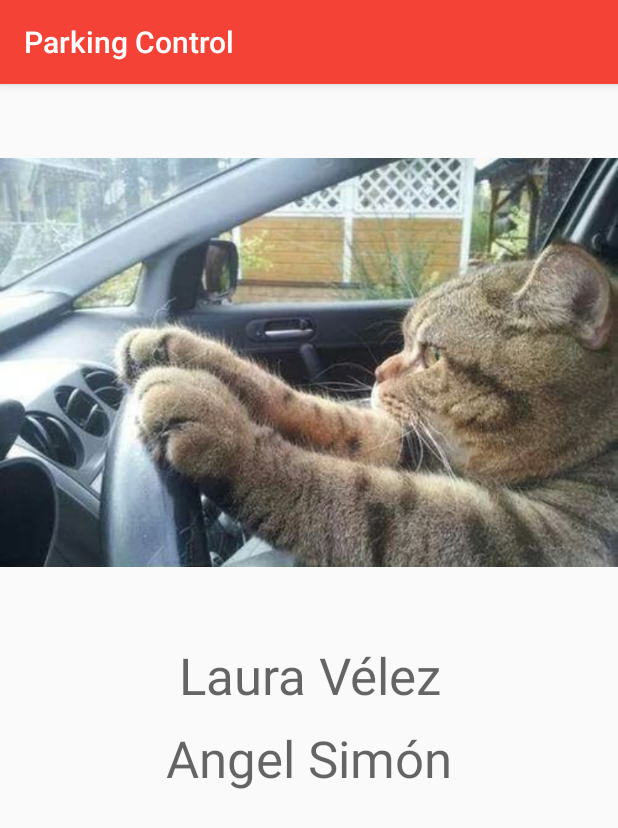
After one commit to angelsimon/PAII-TP3, an Android app: the fragment CreditosFragment shown on its own in the app's theme, on a phone screen of 412 x 824 dp. The commit adds this screen. Shown: the top 828 px of the screen. Run offline under Robolectric (Android 15) with nearby library versions, the phone set to English and light mode, and no system bars.

Commit message:
Créditos Fragment

```diff
--- a/app/src/main/java/com/grupo06/tp03/AppActivity.java
+++ b/app/src/main/java/com/grupo06/tp03/AppActivity.java
@@ -53,7 +53,7 @@ public class AppActivity extends AppCompatActivity {
         // Passing each menu ID as a set of Ids because each
         // menu should be considered as top level destinations.
         mAppBarConfiguration = new AppBarConfiguration.Builder(
-                R.id.nav_estacionamientos, R.id.nav_micuenta)
+                R.id.nav_estacionamientos, R.id.nav_micuenta, R.id.nav_creditos)
                 .setDrawerLayout(drawer)
                 .build();
         NavController navController = Navigation.findNavController(this, R.id.nav_host_fragment);
--- /dev/null
+++ b/app/src/main/java/com/grupo06/tp03/ui/creditos/CreditosFragment.java
@@ -0,0 +1,66 @@
+package com.grupo06.tp03.ui.creditos;
+
+import android.os.Bundle;
+
+import androidx.fragment.app.Fragment;
+
+import android.view.LayoutInflater;
+import android.view.View;
+import android.view.ViewGroup;
+
+import com.grupo06.tp03.R;
+
+/**
+ * A simple {@link Fragment} subclass.
+ * Use the {@link CreditosFragment#newInstance} factory method to
+ * create an instance of this fragment.
+ */
+public class CreditosFragment extends Fragment {
+
+    // TODO: Rename parameter arguments, choose names that match
+    // the fragment initialization parameters, e.g. ARG_ITEM_NUMBER
+    private static final String ARG_PARAM1 = "param1";
+    private static final String ARG_PARAM2 = "param2";
+
+    // TODO: Rename and change types of parameters
+    private String mParam1;
+    private String mParam2;
+
+    public CreditosFragment() {
+        // Required empty public constructor
+    }
+
+    /**
+     * Use this factory method to create a new instance of
+     * this fragment using the provided parameters.
+     *
+     * @param param1 Parameter 1.
+     * @param param2 Parameter 2.
+     * @return A new instance of fragment CreditosFragment.
+     */
+    // TODO: Rename and change types and number of parameters
+    public static CreditosFragment newInstance(String param1, String param2) {
+        CreditosFragment fragment = new CreditosFragment();
+        Bundle args = new Bundle();
+        args.putString(ARG_PARAM1, param1);
+        args.putString(ARG_PARAM2, param2);
+        fragment.setArguments(args);
+        return fragment;
+    }
+
+    @Override
+    public void onCreate(Bundle savedInstanceState) {
+        super.onCreate(savedInstanceState);
+        if (getArguments() != null) {
+            mParam1 = getArguments().getString(ARG_PARAM1);
+            mParam2 = getArguments().getString(ARG_PARAM2);
+        }
+    }
+
+    @Override
+    public View onCreateView(LayoutInflater inflater, ViewGroup container,
+                             Bundle savedInstanceState) {
+        // Inflate the layout for this fragment
+        return inflater.inflate(R.layout.fragment_creditos, container, false);
+    }
+}
--- a/app/src/main/java/daos/EstacionamientoDAO.java
+++ b/app/src/main/java/daos/EstacionamientoDAO.java
@@ -57,7 +57,7 @@ public class EstacionamientoDAO {
             String[] whereParams = new String[]{String.valueOf(IDUsuario)};
             Cursor c = db.select("Estacionamientos",
                     columnas,
-                    "idusuario = ?",
+                    "idusuario = ? and estado = 1",
                     whereParams,
                     null,
                     null,
--- a/app/src/main/res/layout/estacionamiento_grid_template.xml
+++ b/app/src/main/res/layout/estacionamiento_grid_template.xml
@@ -7,6 +7,7 @@
     android:layout_centerHorizontal="true">
 
     <androidx.cardview.widget.CardView
+        android:id="@+id/card"
         android:layout_width="match_parent"
         android:layout_height="60dp"
         android:layout_margin="5dp"
--- /dev/null
+++ b/app/src/main/res/layout/fragment_creditos.xml
@@ -0,0 +1,52 @@
+<?xml version="1.0" encoding="utf-8"?>
+<FrameLayout xmlns:android="http://schemas.android.com/apk/res/android"
+    xmlns:app="http://schemas.android.com/apk/res-auto"
+    xmlns:tools="http://schemas.android.com/tools"
+    android:layout_width="match_parent"
+    android:layout_height="match_parent"
+    tools:context=".ui.creditos.CreditosFragment">
+
+    <ScrollView
+        android:layout_width="match_parent"
+        android:layout_height="match_parent">
+
+        <LinearLayout
+            android:layout_width="match_parent"
+            android:layout_height="wrap_content"
+            android:orientation="vertical" >
+
+            <Space
+                android:layout_width="match_parent"
+                android:layout_height="20dp" />
+
+            <ImageView
+                android:id="@+id/imageView5"
+                android:layout_width="match_parent"
+                android:layout_height="wrap_content"
+                app:srcCompat="@drawable/cat1"
+                tools:src="@tools:sample/backgrounds/scenic" />
+
+            <Space
+                android:layout_width="match_parent"
+                android:layout_height="20dp" />
+
+            <TextView
+                android:id="@+id/textView9"
+                android:layout_width="match_parent"
+                android:layout_height="wrap_content"
+                android:gravity="center_horizontal"
+                android:text="Laura Vélez"
+                android:textAppearance="@style/TextAppearance.AppCompat.Display1" />
+
+            <TextView
+                android:id="@+id/textView10"
+                android:layout_width="match_parent"
+                android:layout_height="wrap_content"
+                android:layout_marginTop="10dp"
+                android:gravity="center_horizontal"
+                android:text="Angel Simón"
+                android:textAppearance="@style/TextAppearance.AppCompat.Display1" />
+        </LinearLayout>
+    </ScrollView>
+
+</FrameLayout>
--- a/app/src/main/res/menu/activity_main_drawer.xml
+++ b/app/src/main/res/menu/activity_main_drawer.xml
@@ -12,5 +12,9 @@
             android:id="@+id/nav_micuenta"
             android:icon="@drawable/iconmonstr_id_card_5_24"
             android:title="@string/menu_account" />
+        <item
+            android:id="@+id/nav_creditos"
+            android:icon="@android:drawable/btn_star"
+            android:title="Créditos" />
     </group>
 </menu>
--- a/app/src/main/res/navigation/mobile_navigation.xml
+++ b/app/src/main/res/navigation/mobile_navigation.xml
@@ -17,4 +17,10 @@
         android:label="@string/menu_account"
         tools:layout="@layout/fragment_gallery" />
 
+    <fragment
+        android:id="@+id/nav_creditos"
+        android:name="com.grupo06.tp03.ui.creditos.CreditosFragment"
+        android:label="Créditos"
+        tools:layout="@layout/fragment_creditos" />
+
 </navigation>
--- a/app/src/main/res/values/strings.xml
+++ b/app/src/main/res/values/strings.xml
@@ -15,4 +15,6 @@
 
     <string name="menu_home">Estacionamientos</string>
     <string name="menu_account">Mi cuenta</string>
+    <!-- TODO: Remove or change this placeholder text -->
+    <string name="hello_blank_fragment">Hello blank fragment</string>
 </resources>
```
Also changed, not shown: app/src/main/java/adapters/EstacionamientoAdapter.java (+9 -3 lines), app/src/main/java/com/grupo06/tp03/ui/home/HomeFragment.java (+19 -1 lines), app/src/main/res/drawable/cat1.jpeg (added), app/src/main/res/drawable/cat2.jpeg (added).
